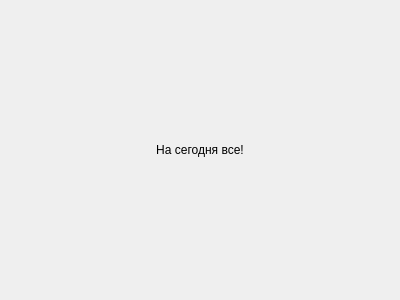
The window that ui/none_on_main_page.ui (DenisPald/spaced-repetition) describes before a commit, drawn with Qt 5.
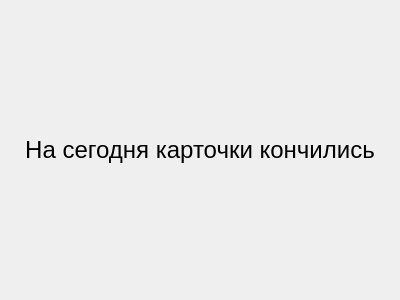
The same window after the commit.

```diff
--- a/ui/none_on_main_page.ui
+++ b/ui/none_on_main_page.ui
@@ -39,8 +39,14 @@
     <layout class="QGridLayout" name="gridLayout">
      <item row="0" column="0">
       <widget class="QLabel" name="label">
+       <property name="font">
+        <font>
+         <family>Segoe UI</family>
+         <pointsize>18</pointsize>
+        </font>
+       </property>
        <property name="text">
-        <string>На сегодня все!</string>
+        <string>На сегодня карточки кончились</string>
        </property>
        <property name="alignment">
         <set>Qt::AlignCenter</set>
```
